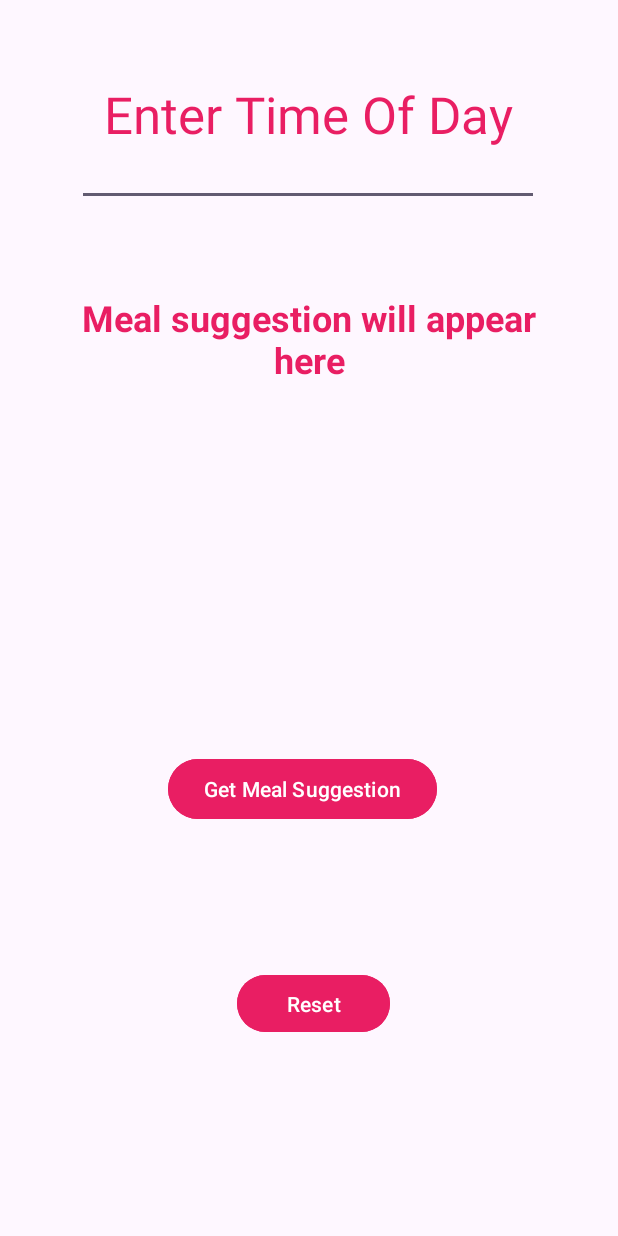
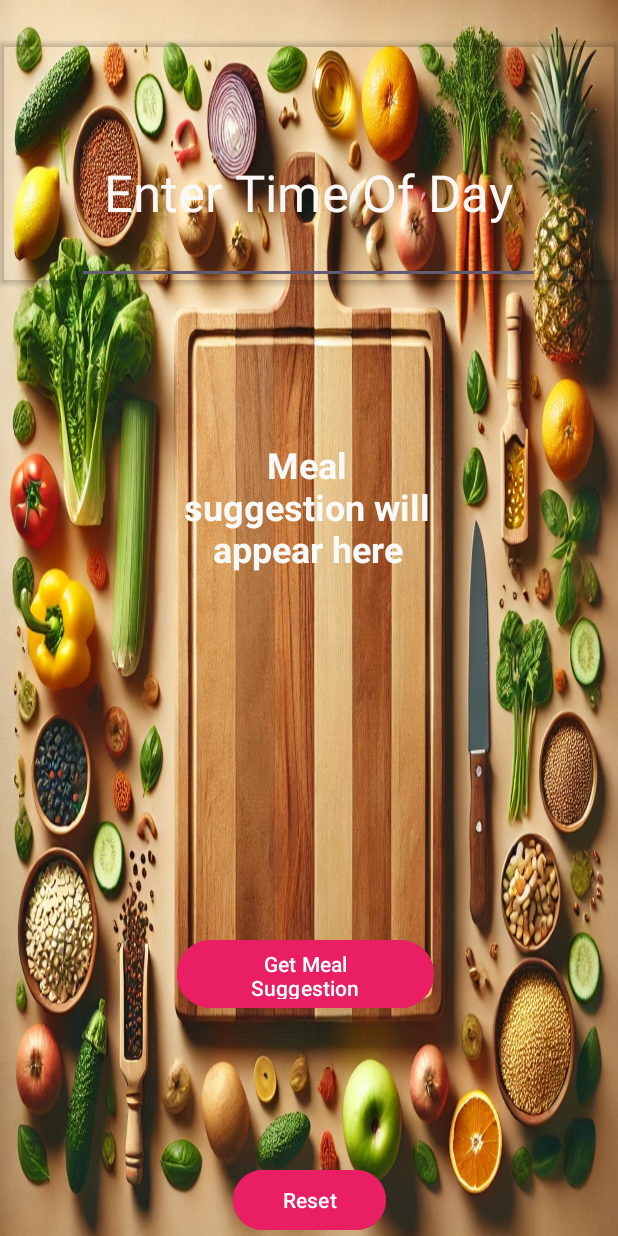
Before and after one commit to ST10497519/ST10497519_Assignment1, an Android app: the screen it shows after launch (MainActivity), on a phone screen of 412 x 824 dp. Run offline under Robolectric (Android 15) with nearby library versions, the phone set to English and light mode, and no system bars; Roboto replaces fonts that are not available here.

Commit message:
Changed the background of the UI and colour of wording. Added a cardview for the heading

```diff
--- a/app/src/main/java/za/co/varsitycollege/st10497519/st10497519_assignment1/MainActivity.kt
+++ b/app/src/main/java/za/co/varsitycollege/st10497519/st10497519_assignment1/MainActivity.kt
@@ -35,7 +35,7 @@ class MainActivity : AppCompatActivity() {
                 listOf("morning", "mid-morning", "afternoon", "mid-afternoon", "dinner")
 
             if (timeOfDay.isEmpty() || !validTimesOfDay.contains(timeOfDay)) {
-                // Show AlertDialog if input is empty
+                // Show AlertDialog if input is empty or wrong input entered
                 val builder = AlertDialog.Builder(this)
                 builder.setTitle("Input Required")
                 builder.setMessage("Please enter a valid time of day (e.g., morning, mid-morning, afternoon, mid-afternoon, dinner)")
@@ -71,6 +71,14 @@ class MainActivity : AppCompatActivity() {
                 }
 
             }
+
+            suggestionText.text = mealSuggestion
+
+            resetButton.setOnClickListener {
+                timeInput.text.clear()
+                suggestionText.text = "Meal suggestion will appear here"
+
+            }
         }
     }
 }
--- a/app/src/main/res/layout/activity_main.xml
+++ b/app/src/main/res/layout/activity_main.xml
@@ -5,68 +5,83 @@
     android:id="@+id/main"
     android:layout_width="match_parent"
     android:layout_height="match_parent"
+    android:background="@drawable/_f720d4c_03a1_4b77_85b1_11c316d73d3a"
     tools:context=".MainActivity">
 
     <Button
         android:id="@+id/suggestbutton"
-        android:layout_width="wrap_content"
-        android:layout_height="wrap_content"
-        android:layout_marginStart="112dp"
-        android:layout_marginBottom="96dp"
+        android:layout_width="171dp"
+        android:layout_height="53dp"
+        android:layout_marginTop="64dp"
+        android:layout_marginBottom="100dp"
         android:backgroundTint="#E91E63"
         android:text="Get Meal Suggestion"
         app:layout_constraintBottom_toTopOf="@+id/resetbutton"
-        app:layout_constraintStart_toStartOf="parent" />
+        app:layout_constraintEnd_toEndOf="parent"
+        app:layout_constraintHorizontal_bias="0.49"
+        app:layout_constraintStart_toStartOf="parent"
+        app:layout_constraintTop_toBottomOf="@+id/suggestionTextView" />
 
     <TextView
         android:id="@+id/suggestionTextView"
-        android:layout_width="313dp"
-        android:layout_height="185dp"
-        android:layout_marginStart="49dp"
-        android:layout_marginTop="58dp"
-        android:layout_marginEnd="49dp"
-        android:layout_marginBottom="121dp"
+        android:layout_width="174dp"
+        android:layout_height="265dp"
+        android:layout_marginTop="104dp"
         android:fontFamily="@font/adamina"
         android:hint="Meal suggestion will appear here"
         android:textAlignment="center"
         android:textAppearance="@style/TextAppearance.AppCompat.Medium"
-        android:textColor="#E91E63"
-        android:textColorHint="#E91E63"
+        android:textColor="#FFFEFE"
+        android:textColorHint="#FAF9F9"
         android:textSize="24sp"
         android:textStyle="bold"
-        app:layout_constraintBottom_toTopOf="@+id/suggestbutton"
         app:layout_constraintEnd_toEndOf="parent"
+        app:layout_constraintHorizontal_bias="0.496"
         app:layout_constraintStart_toStartOf="parent"
-        app:layout_constraintTop_toBottomOf="@+id/editTextTime" />
+        app:layout_constraintTop_toBottomOf="@+id/cardView" />
 
     <Button
         android:id="@+id/resetbutton"
         android:layout_width="102dp"
-        android:layout_height="46dp"
-        android:layout_marginTop="96dp"
-        android:layout_marginEnd="152dp"
+        android:layout_height="48dp"
+        android:layout_marginTop="100dp"
         android:backgroundTint="#E91E63"
         android:text="Reset"
         app:layout_constraintEnd_toEndOf="parent"
+        app:layout_constraintStart_toStartOf="parent"
         app:layout_constraintTop_toBottomOf="@+id/suggestbutton" />
+
+    <androidx.cardview.widget.CardView
+        android:id="@+id/cardView"
+        android:layout_width="match_parent"
+        android:layout_height="wrap_content"
+        android:background="#312A2A"
+        android:backgroundTint="#FFFFFF"
+        android:backgroundTintMode="src_in"
+        app:cardBackgroundColor="@android:color/transparent"
+        app:layout_constraintBottom_toBottomOf="parent"
+        app:layout_constraintEnd_toEndOf="parent"
+        app:layout_constraintStart_toStartOf="parent"
+        app:layout_constraintTop_toTopOf="parent"
+        app:layout_constraintVertical_bias="0.042">
 
         <EditText
             android:id="@+id/editTextTime"
             android:layout_width="308dp"
             android:layout_height="121dp"
             android:layout_marginStart="51dp"
-        android:layout_marginTop="16dp"
+            android:layout_marginTop="40dp"
             android:layout_marginEnd="52dp"
             android:ems="10"
             android:hint="Enter Time Of Day"
             android:inputType="text"
             android:textAlignment="center"
             android:textColor="#E91E63"
-        android:textColorHint="#E91E63"
+            android:textColorHint="#FAF7F7"
             android:textSize="34sp"
             app:layout_constraintEnd_toEndOf="parent"
             app:layout_constraintHorizontal_bias="0.0"
             app:layout_constraintStart_toStartOf="parent"
             app:layout_constraintTop_toTopOf="parent" />
-
+    </androidx.cardview.widget.CardView>
 </androidx.constraintlayout.widget.ConstraintLayout>
```
Also changed, not shown: app/src/main/res/drawable/_f720d4c_03a1_4b77_85b1_11c316d73d3a.webp (added), app/src/main/res/drawable/white_tint_abstract_creative_background_design_851755_281200__1_.png (added). Lines whose indentation alone changed are shown as unchanged.
